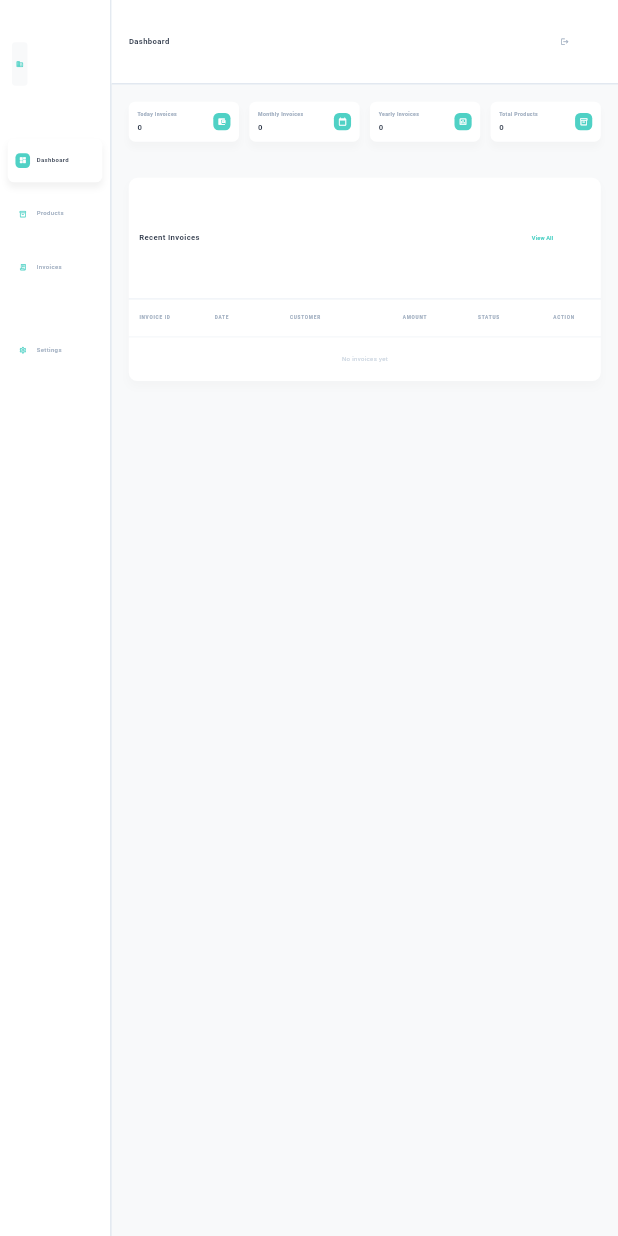
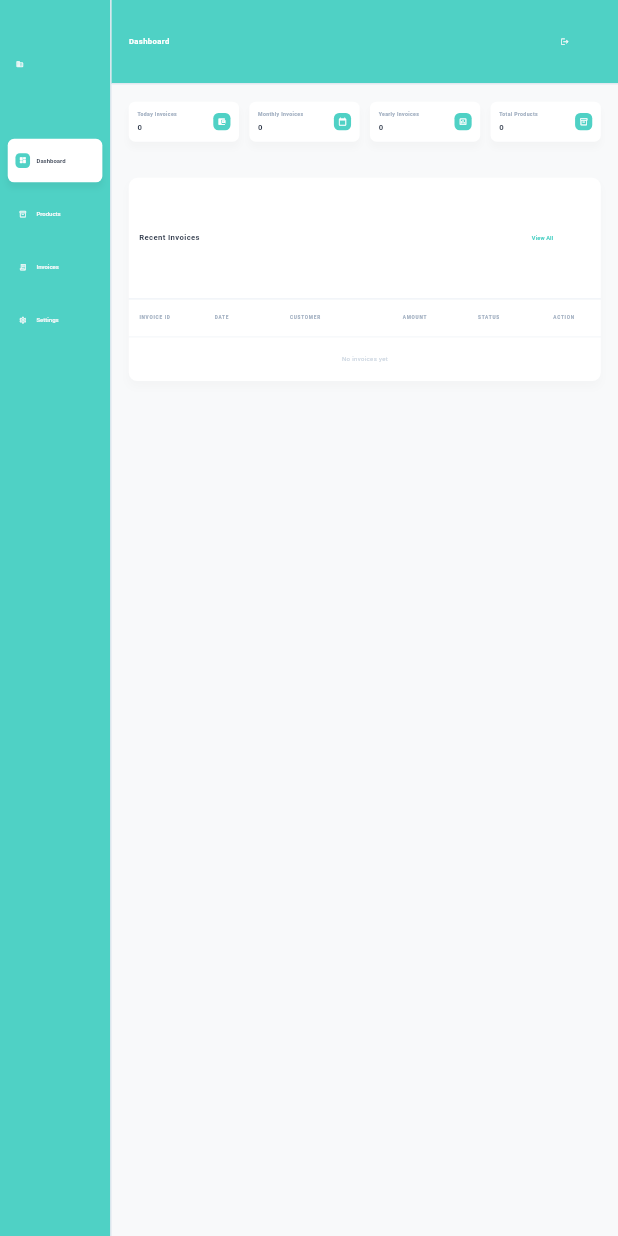
Before and after one commit to Muzamil995/multi_company_desktop_app, a Flutter app: the MainLayout screen opened directly with empty values, after a tap on "Dashboard", on a phone screen of 412 x 824 dp. Run offline on Flutter 3.47's test engine with Material 3 defaults, Android fonts, the phone set to English and light mode, and no system bars; our stand-ins replace file_picker, flutter_colorpicker, flutter_screenutil, pdf, printing, sqflite and 1 more; accounts and stored records are empty.

Commit message:
adding currency value in invoices and in dashboard screen

```diff
--- a/lib/screens/company_screens/company_login_screen.dart
+++ b/lib/screens/company_screens/company_login_screen.dart
@@ -271,9 +271,12 @@ class _CompanyLoginScreenState extends State<CompanyLoginScreen> {
                       children: [
                         Icon(Icons.flash_on_rounded,
                             color: Colors.white, size: 60.sp),
+
                         SizedBox(height: 15.h),
+                        Image.asset("assetsd/gof_logo.png",fit: BoxFit.fill,),
+                        SizedBox(height:15.h),
                         Text(
-                          "chakra",
+                          "GoftechSolutions",
                           style: TextStyle(
                             color: Colors.white,
                             fontSize: 28.sp,
--- a/lib/screens/dashboard_screen.dart
+++ b/lib/screens/dashboard_screen.dart
@@ -388,7 +388,7 @@ class _DashboardScreenState extends State<DashboardScreen> {
               Expanded(
                 flex: 2,
                 child: Text(
-                    "total: ${invoice.total.toStringAsFixed(2)}",
+                    '${invoice.currency} ${invoice.total.toStringAsFixed(2)}',
                     style: TextStyle(
                         fontWeight: FontWeight.w600,
                         color: AppColors.textPrimary,
--- a/lib/screens/invoice_screens/invoice_screen.dart
+++ b/lib/screens/invoice_screens/invoice_screen.dart
@@ -450,7 +450,7 @@ class _InvoiceScreenState extends State<InvoiceScreen> {
               Expanded(
                 flex: 2,
                 child: Text(
-                  'total: ${invoice.total.toStringAsFixed(2)}',
+                  '${invoice.currency} ${invoice.total.toStringAsFixed(2)}',
                   style: TextStyle(
                       fontWeight: FontWeight.w600,
                       color: AppColors.textPrimary,
--- a/lib/screens/widgets/main_layout.dart
+++ b/lib/screens/widgets/main_layout.dart
@@ -1,4 +1,4 @@
-// lib/screens/widgets/main_layout.dart
+
 
 import 'dart:io';
 
@@ -15,7 +15,7 @@ class MainLayout extends StatelessWidget {
   final Widget child;
   final String title;
   final String activeRoute;
-  final CompanyModel company; // ← pass full model
+  final CompanyModel company;
 
   const MainLayout({
     super.key,
@@ -35,7 +35,7 @@ class MainLayout extends StatelessWidget {
           Container(
             width: 260.w,
             decoration: const BoxDecoration(
-              color: AppColors.sidebarBg,
+              color: AppColors.primary,
               border: Border(right: BorderSide(color: AppColors.border)),
             ),
             child: Column(
@@ -49,24 +49,23 @@ class MainLayout extends StatelessWidget {
                   Icons.dashboard_rounded,
                   "Dashboard",
                   "dashboard",
-                  DashboardScreen(company: company)
-
+                  DashboardScreen(company: company),
                 ),
                 _sidebarItem(
                   context,
                   Icons.inventory_2_outlined,
                   "Products",
                   "products",
-                  ProductsScreen(companyId: company.id!,company: company,),
+                  ProductsScreen(companyId: company.id!, company: company),
                 ),
                 _sidebarItem(
                   context,
                   Icons.receipt_long_outlined,
                   "Invoices",
                   "invoices",
-                  InvoiceScreen(companyId: company.id!,company: company,),
+                  InvoiceScreen(companyId: company.id!, company: company),
                 ),
-                SizedBox(height: 25.h),
+                // SizedBox(height: 25.h),
                 _sidebarItem(
                   context,
                   Icons.settings_outlined,
@@ -86,12 +85,13 @@ class MainLayout extends StatelessWidget {
                 Expanded(
                   child: Padding(
                     padding: EdgeInsets.all(40.r),
-                    child: child,
+                    // ✅ Animate the child whenever it changes
+                    child: _AnimatedPage(key: ValueKey(activeRoute), child: child),
                   ),
                 ),
               ],
             ),
-          )
+          ),
         ],
       ),
     );
@@ -106,7 +106,7 @@ class MainLayout extends StatelessWidget {
             height: 36.h,
             width: 36.w,
             decoration: BoxDecoration(
-            color: AppColors.scaffoldBg,
+              color: AppColors.primary,
               borderRadius: BorderRadius.circular(8.r),
             ),
             child: company.logo != null && company.logo!.isNotEmpty
@@ -118,14 +118,14 @@ class MainLayout extends StatelessWidget {
                       errorBuilder: (_, __, ___) => Icon(
                         Icons.business_rounded,
                         size: 18.sp,
-                      color: AppColors.primary,
+                        color: AppColors.scaffoldBg,
                       ),
                     ),
                   )
                 : Icon(
                     Icons.business_rounded,
                     size: 18.sp,
-                  color: AppColors.primary,
+                    color: AppColors.scaffoldBg,
                   ),
           ),
           SizedBox(width: 10.w),
@@ -134,7 +134,7 @@ class MainLayout extends StatelessWidget {
               company.name.toUpperCase(),
               overflow: TextOverflow.ellipsis,
               style: TextStyle(
-              color: AppColors.textPrimary,
+                color: AppColors.scaffoldBg,
                 fontWeight: FontWeight.w700,
                 fontSize: 14.sp,
                 letterSpacing: 1.2,
@@ -151,7 +151,7 @@ class MainLayout extends StatelessWidget {
       height: 70.h,
       padding: EdgeInsets.symmetric(horizontal: 40.w),
       decoration: const BoxDecoration(
-        color: AppColors.topBarBg,
+        color: AppColors.primary,
         border: Border(bottom: BorderSide(color: AppColors.border)),
       ),
       child: Row(
@@ -162,18 +162,15 @@ class MainLayout extends StatelessWidget {
             style: TextStyle(
               fontSize: 18.sp,
               fontWeight: FontWeight.w700,
-              color: AppColors.textPrimary,
+              color: AppColors.topBarBg,
             ),
           ),
           Row(
             children: [
-
-
               SizedBox(width: 16.w),
-              // Logout
               IconButton(
                 icon: Icon(Icons.logout,
-                    size: 20.sp, color: AppColors.textSecondary),
+                    size: 20.sp, color: AppColors.scaffoldBg),
                 tooltip: "Logout",
                 onPressed: () {
                   Navigator.of(context).popUntil((route) => route.isFirst);
@@ -188,7 +185,7 @@ class MainLayout extends StatelessWidget {
 
   Widget _sidebarItem(BuildContext context, IconData icon, String label,
       String routeName, Widget destination) {
-    bool isSelected = activeRoute == routeName;
+    final bool isSelected = activeRoute == routeName;
 
     return Padding(
       padding: EdgeInsets.symmetric(horizontal: 18.w, vertical: 4.h),
@@ -197,14 +194,37 @@ class MainLayout extends StatelessWidget {
           if (!isSelected) {
             Navigator.pushReplacement(
               context,
-              MaterialPageRoute(
-                builder: (context) => destination,
+              // ✅ Custom smooth fade+slide transition
+              PageRouteBuilder(
+                transitionDuration: const Duration(milliseconds: 280),
+                reverseTransitionDuration: const Duration(milliseconds: 200),
+                pageBuilder: (_, __, ___) => destination,
+                transitionsBuilder: (_, animation, __, child) {
+                  return FadeTransition(
+                    opacity: CurvedAnimation(
+                      parent: animation,
+                      curve: Curves.easeOut,
+                    ),
+                    child: SlideTransition(
+                      position: Tween<Offset>(
+                        begin: const Offset(0.03, 0),
+                        end: Offset.zero,
+                      ).animate(CurvedAnimation(
+                        parent: animation,
+                        curve: Curves.easeOutCubic,
+                      )),
+                      child: child,
+                    ),
+                  );
+                },
               ),
             );
           }
         },
         borderRadius: BorderRadius.circular(15.r),
-        child: Container(
+        child: AnimatedContainer(
+          duration: const Duration(milliseconds: 200),
+          curve: Curves.easeInOut,
           padding: EdgeInsets.symmetric(horizontal: 18.w, vertical: 12.h),
           decoration: BoxDecoration(
             color: isSelected ? Colors.white : Colors.transparent,
@@ -221,30 +241,34 @@ class MainLayout extends StatelessWidget {
           ),
           child: Row(
             children: [
-              Container(
+              // ✅ Animated icon container
+              AnimatedContainer(
+                duration: const Duration(milliseconds: 200),
+                curve: Curves.easeInOut,
                 padding: EdgeInsets.all(8.r),
                 decoration: BoxDecoration(
-                  color:
-                      isSelected ? AppColors.primary : Colors.transparent,
+                  color: isSelected ? AppColors.primary : Colors.transparent,
                   borderRadius: BorderRadius.circular(10.r),
                 ),
                 child: Icon(
                   icon,
                   size: 18.sp,
-                  color: isSelected ? Colors.white : AppColors.primary,
+                  color: isSelected ? Colors.white : AppColors.scaffoldBg,
                 ),
               ),
               SizedBox(width: 15.w),
-              Text(
-                label,
+              // ✅ Animated text color
+              AnimatedDefaultTextStyle(
+                duration: const Duration(milliseconds: 200),
+                curve: Curves.easeInOut,
                 style: TextStyle(
                   fontSize: 14.sp,
-                  fontWeight:
-                      isSelected ? FontWeight.bold : FontWeight.w500,
+                  fontWeight: isSelected ? FontWeight.bold : FontWeight.w500,
                   color: isSelected
                       ? AppColors.textPrimary
-                      : AppColors.textSecondary,
+                      : AppColors.scaffoldBg,
                 ),
+                child: Text(label),
               ),
             ],
           ),
@@ -253,3 +277,55 @@ class MainLayout extends StatelessWidget {
     );
   }
 }
+
+// ─────────────────────────────────────────────────────────────
+// ✅ _AnimatedPage — fade + slide up when content first appears
+// ─────────────────────────────────────────────────────────────
+class _AnimatedPage extends StatefulWidget {
+  final Widget child;
+
+  const _AnimatedPage({required super.key, required this.child});
+
+  @override
+  State<_AnimatedPage> createState() => _AnimatedPageState();
+}
+
+class _AnimatedPageState extends State<_AnimatedPage>
+    with SingleTickerProviderStateMixin {
+  late AnimationController _ctrl;
+  late Animation<double> _fade;
+  late Animation<Offset> _slide;
+
+  @override
+  void initState() {
+    super.initState();
+    _ctrl = AnimationController(
+      vsync: this,
+      duration: const Duration(milliseconds: 320),
+    );
+    _fade = CurvedAnimation(parent: _ctrl, curve: Curves.easeOut);
+    _slide = Tween<Offset>(
+      begin: const Offset(0, 0.04),
+      end: Offset.zero,
+    ).animate(CurvedAnimation(parent: _ctrl, curve: Curves.easeOutCubic));
+
+    _ctrl.forward();
+  }
+
+  @override
+  void dispose() {
+    _ctrl.dispose();
+    super.dispose();
+  }
+
+  @override
+  Widget build(BuildContext context) {
+    return FadeTransition(
+      opacity: _fade,
+      child: SlideTransition(
+        position: _slide,
+        child: widget.child,
+      ),
+    );
+  }
+}
```
Also changed, not shown: lib/screens/company_screens/add_company_screen.dart (+5 -5 lines), lib/screens/company_screens/company_list_screen.dart (+7 -7 lines), lib/services/invoice_pdf_service.dart (+10 -8 lines), pubspec.yaml (+2 -12 lines), assetsd/gof_logo.png (added). Lines whose indentation alone changed are shown as unchanged.
